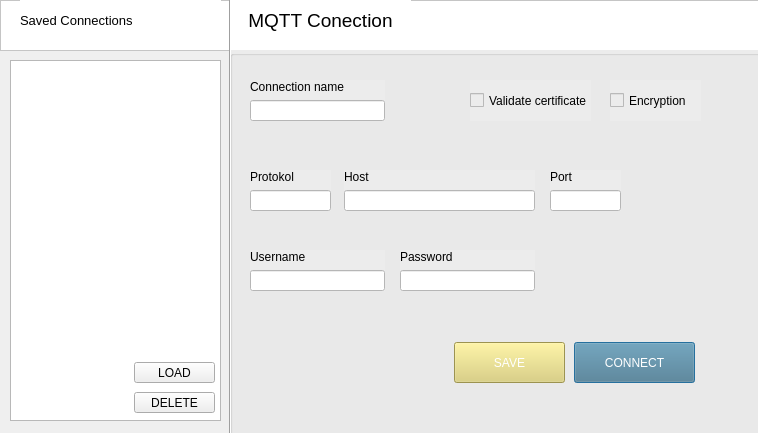
Sekky61/MQTT-monitor, file src/gui/new_connection.ui: the form before one commit.
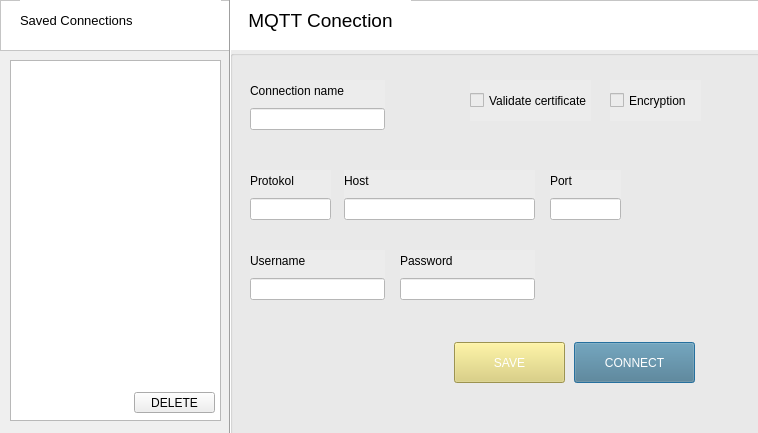
The form after the commit.

What changed in the file:
```diff
--- a/src/gui/new_connection.ui
+++ b/src/gui/new_connection.ui
@@ -132,7 +132,7 @@
       <x>20</x>
       <y>120</y>
       <width>81</width>
-      <height>41</height>
+      <height>50</height>
      </rect>
     </property>
     <layout class="QVBoxLayout" name="verticalLayout_5">
@@ -158,7 +158,7 @@
       <x>320</x>
       <y>120</y>
       <width>71</width>
-      <height>41</height>
+      <height>50</height>
      </rect>
     </property>
     <layout class="QVBoxLayout" name="verticalLayout_6">
@@ -210,7 +210,7 @@
       <x>20</x>
       <y>30</y>
       <width>135</width>
-      <height>41</height>
+      <height>50</height>
      </rect>
     </property>
     <layout class="QVBoxLayout" name="verticalLayout">
@@ -236,7 +236,7 @@
       <x>114</x>
       <y>120</y>
       <width>191</width>
-      <height>41</height>
+      <height>50</height>
      </rect>
     </property>
     <layout class="QVBoxLayout" name="verticalLayout_2">
@@ -262,7 +262,7 @@
       <x>20</x>
       <y>200</y>
       <width>135</width>
-      <height>41</height>
+      <height>50</height>
      </rect>
     </property>
     <layout class="QVBoxLayout" name="verticalLayout_3">
@@ -288,7 +288,7 @@
       <x>170</x>
       <y>200</y>
       <width>135</width>
-      <height>41</height>
+      <height>50</height>
      </rect>
     </property>
     <layout class="QVBoxLayout" name="verticalLayout_4">
@@ -340,20 +340,7 @@
      <string>DELETE</string>
     </property>
    </widget>
-   <widget class="QPushButton" name="loadButton">
-    <property name="geometry">
-     <rect>
-      <x>124</x>
-      <y>302</y>
-      <width>81</width>
-      <height>21</height>
-     </rect>
-    </property>
-    <property name="text">
-     <string>LOAD</string>
-    </property>
-   </widget>
-   <widget class="QListWidget" name="listWidget">
+   <widget class="QListView" name="listView">
     <property name="geometry">
      <rect>
       <x>0</x>
```
Left out of the diff: 3 changed lines with no effect on the pictures.
